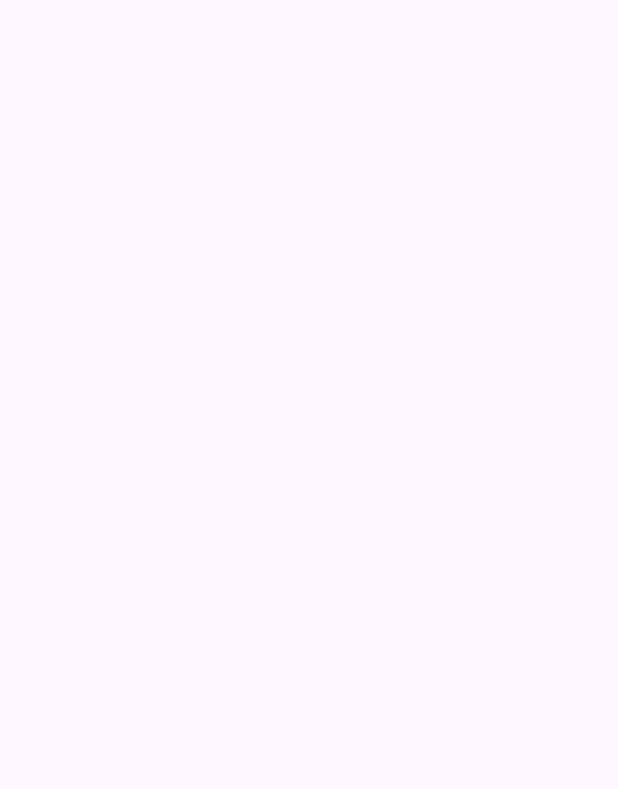
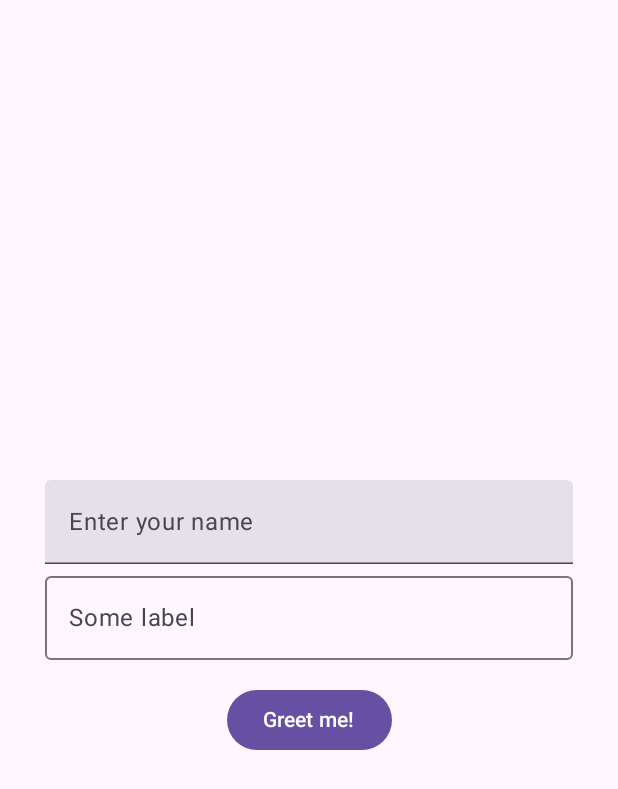
Before and after one commit to SujithManjavana/JcDemo, an Android app built with Jetpack Compose: the screen it shows after launch (ButtonsActivity), on a phone screen of 412 x 824 dp. Before the commit the part shown is empty. Shown: the top 789 px of the screen. Run offline under Robolectric (Android 15) with nearby library versions, the phone set to English and light mode, and no system bars.

Commit message:
finish button activity

```diff
--- a/app/src/main/AndroidManifest.xml
+++ b/app/src/main/AndroidManifest.xml
@@ -14,7 +14,8 @@
         tools:targetApi="31">
         <activity
             android:name=".ButtonsActivity"
-            android:exported="true">
+            android:exported="true"
+            android:windowSoftInputMode="adjustResize">
             <intent-filter>
                 <action android:name="android.intent.action.MAIN" />
 
@@ -23,8 +24,7 @@
         </activity>
         <activity
             android:name=".StateActivity"
-            android:exported="true">
-        </activity>
+            android:exported="true" />
         <activity
             android:name=".TextStyleActivity"
             android:exported="true"
--- a/app/src/main/java/com/sujith/jetpackcomposedemo/ButtonsActivity.kt
+++ b/app/src/main/java/com/sujith/jetpackcomposedemo/ButtonsActivity.kt
@@ -2,36 +2,75 @@ package com.sujith.jetpackcomposedemo
 
 
 import android.os.Bundle
+import android.widget.Toast
 import androidx.activity.ComponentActivity
 import androidx.activity.compose.setContent
+import androidx.compose.foundation.layout.Arrangement
 import androidx.compose.foundation.layout.Column
+import androidx.compose.foundation.layout.Spacer
 import androidx.compose.foundation.layout.fillMaxSize
+import androidx.compose.foundation.layout.fillMaxWidth
+import androidx.compose.foundation.layout.height
 import androidx.compose.foundation.layout.padding
 import androidx.compose.material3.Button
 import androidx.compose.material3.ExperimentalMaterial3Api
 import androidx.compose.material3.*
 import androidx.compose.material3.Text
+import androidx.compose.runtime.getValue
+import androidx.compose.runtime.mutableStateOf
 import androidx.compose.runtime.remember
 import androidx.compose.runtime.rememberCoroutineScope
+import androidx.compose.runtime.setValue
 import androidx.compose.ui.Alignment
 import androidx.compose.ui.Modifier
+import androidx.compose.ui.unit.dp
+import kotlinx.coroutines.launch
 
 class ButtonsActivity : ComponentActivity() {
     @OptIn(ExperimentalMaterial3Api::class)
     override fun onCreate(savedInstanceState: Bundle?) {
         super.onCreate(savedInstanceState)
         setContent {
-//            val snackbarHostState = remember { SnackbarHostState() }
+            val snackbarHostState = remember { SnackbarHostState() }
+            var textFieldState by remember {
+                mutableStateOf("")
+            }
 
             // Create a coroutineScope for the animation
             val scope = rememberCoroutineScope()
-            Scaffold {
-                Column (
-                    modifier = Modifier.padding(it),
+            Scaffold(
+                snackbarHost = { SnackbarHost(snackbarHostState) },
+                modifier = Modifier.fillMaxSize()
+            ) { paddingValues ->
+                Column(
+                    modifier = Modifier
+                        .fillMaxSize()
+                        .padding(paddingValues)
+                        .padding(horizontal = 30.dp),
                     horizontalAlignment = Alignment.CenterHorizontally,
-
-                ){
-
+                    verticalArrangement = Arrangement.Center
+                ) {
+                    TextField(
+                        modifier = Modifier.fillMaxWidth(),
+                        singleLine = true,
+                        value = textFieldState,
+                        label = { Text(text = "Enter your name") },
+                        onValueChange = { newValue ->
+                            textFieldState = newValue
+                        })
+                    OutlinedTextField(
+                        modifier = Modifier.fillMaxWidth(),
+                        value = textFieldState,
+                        label = { Text(text = "Some label") },
+                        onValueChange = {})
+                    Spacer(modifier = Modifier.height(16.dp))
+                    Button(onClick = {
+                        scope.launch {
+                            snackbarHostState.showSnackbar(message = "Hello $textFieldState")
+                        }
+                    }) {
+                        Text(text = "Greet me!")
+                    }
                 }
             }
         }
```
